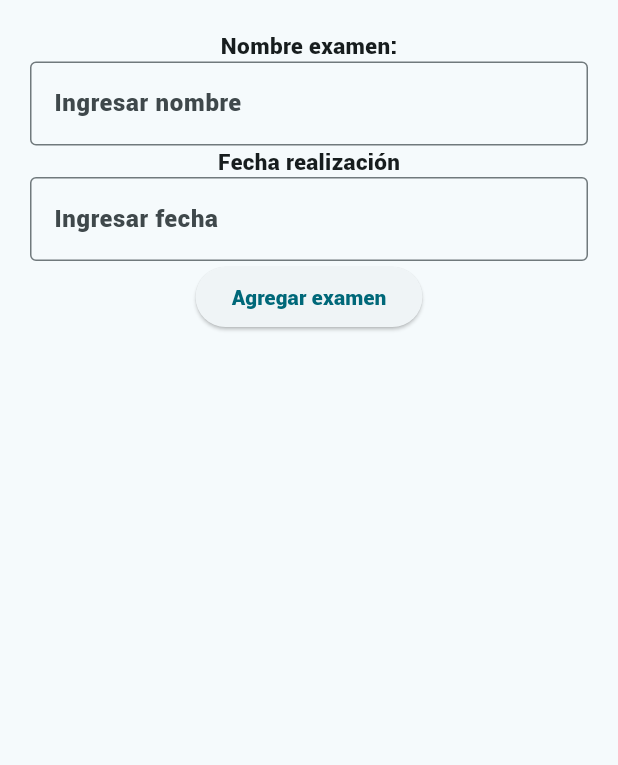
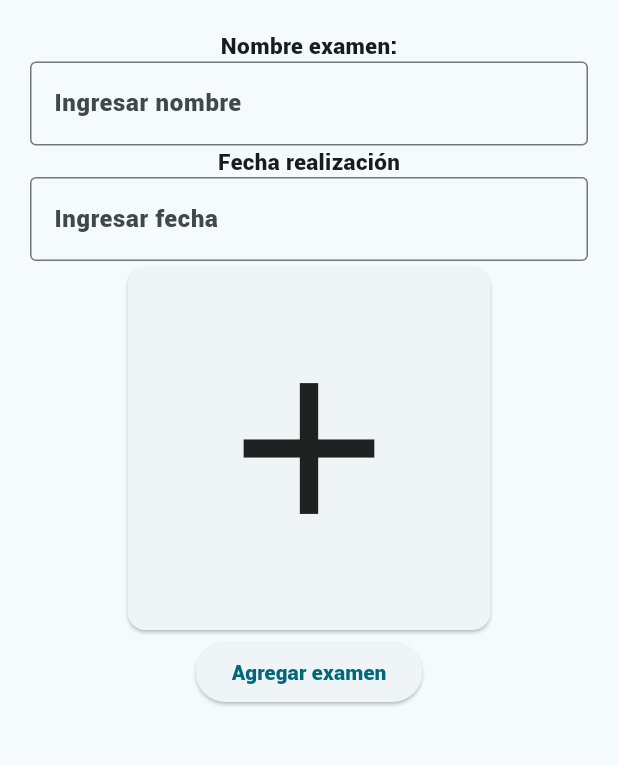
Before and after one commit to GermanAliaga/DocFileApp, a Flutter app: the AddFile screen opened directly with empty values, on a phone screen of 412 x 824 dp, the part 84-849 px from its top. Run offline on Flutter 3.47's test engine with Material 3 defaults, Android fonts, the phone set to English and light mode, and no system bars; our stand-ins replace flutter_svg; missing offline and left inert: flutter_email_sender.

Commit message:
"agregar imagen"

```diff
--- a/lib/pages/addfile.dart
+++ b/lib/pages/addfile.dart
@@ -1,6 +1,7 @@
 import 'package:docfileapp/domain/entities/category.dart';
 import 'package:docfileapp/domain/entities/sistem.dart';
 import 'package:docfileapp/pages/myhomepage.dart';
+import 'package:docfileapp/pages/takephoto.dart';
 import 'package:docfileapp/widgets/mydrawer.dart';
 import 'package:flutter/material.dart';
 
@@ -78,7 +79,21 @@ class _AddFileState extends State<AddFile> {
                     decoration: const InputDecoration(
                   border: OutlineInputBorder(),
                   hintText: 'Ingresar fecha',
-                )),
+                )),GestureDetector(
+                  onTap: () {
+                    setState(() {
+                      Navigator.push(context, MaterialPageRoute(builder: (context) => const TakePhoto()));
+                    });
+                  },
+                  child: const SizedBox(
+                    width: 250,
+                    height: 250,
+                    child: Card(
+                      child: Icon(
+                        Icons.add,
+                        size: 150,
+                      ),
+                    ),),),
                 ElevatedButton(
                   onPressed: () {
                     widget.cat.addExam(name, date, 'assets/images/examen1.png');
```
Also changed, not shown: 1 other file.
